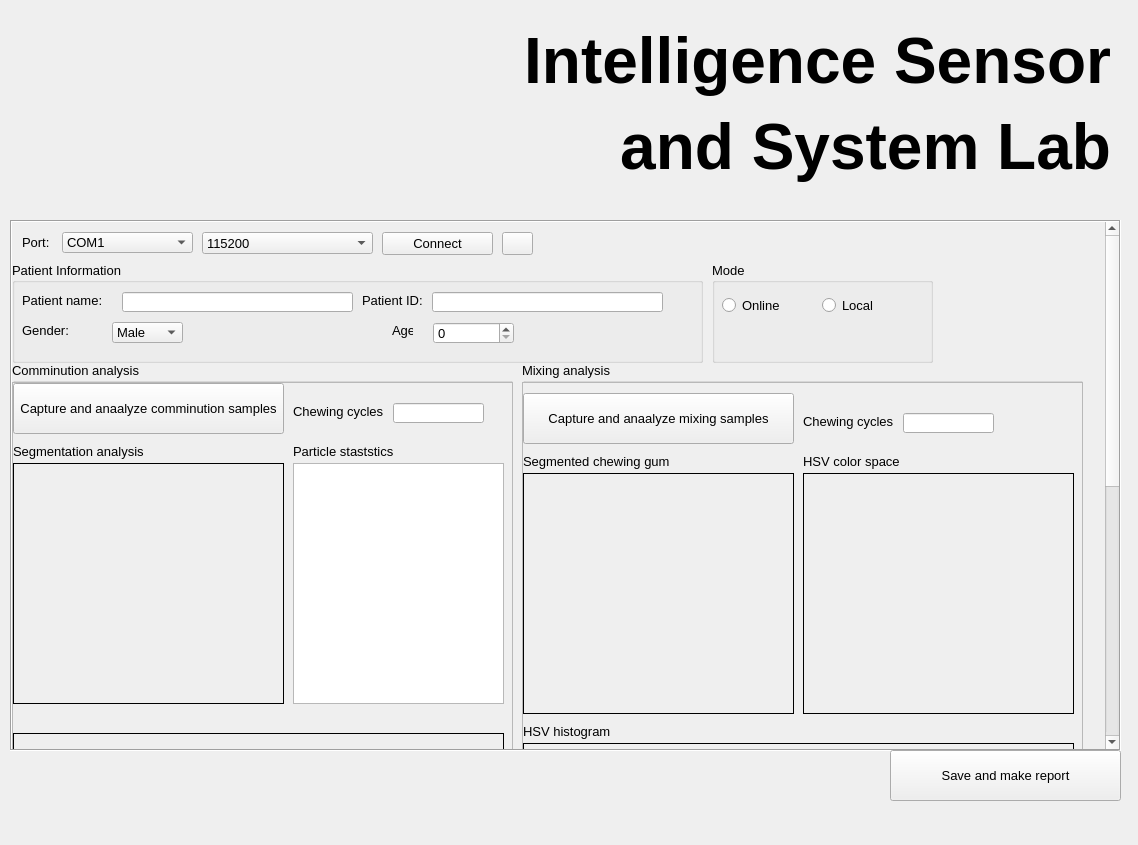
Above: view/main_window.ui from longbach2811/pmes-gui-app before the change. Below: the same form after it.
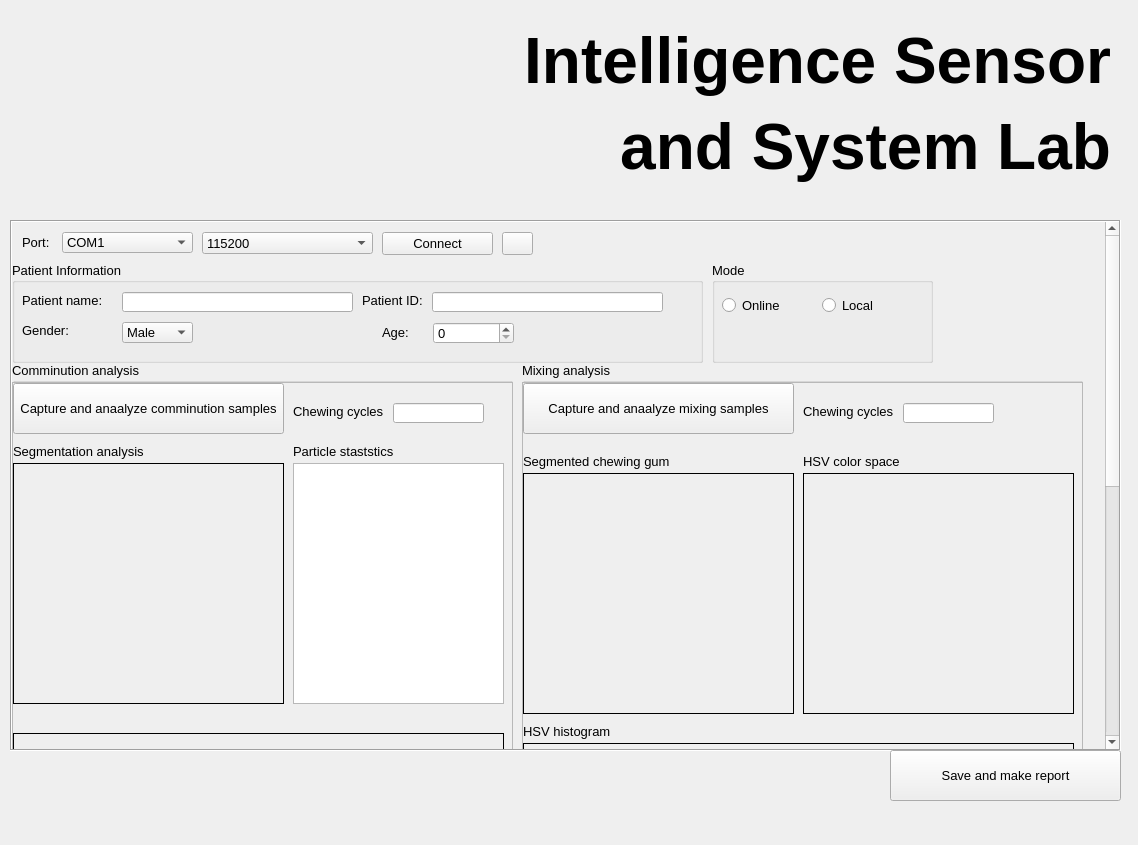
That is the form after the change. Icons and pictures are not drawn.

Diff of the .ui file:
```diff
--- a/view/main_window.ui
+++ b/view/main_window.ui
@@ -268,7 +268,7 @@
      <widget class="QComboBox" name="gender_cb">
       <property name="geometry">
        <rect>
-        <x>100</x>
+        <x>110</x>
         <y>60</y>
         <width>71</width>
         <height>21</height>
@@ -349,10 +349,10 @@
      <widget class="QLabel" name="label_5">
       <property name="geometry">
        <rect>
-        <x>380</x>
+        <x>370</x>
         <y>60</y>
-        <width>21</width>
-        <height>16</height>
+        <width>31</width>
+        <height>20</height>
        </rect>
       </property>
       <property name="sizePolicy">
@@ -995,7 +995,7 @@
         <property name="geometry">
          <rect>
           <x>0</x>
-          <y>10</y>
+          <y>0</y>
           <width>271</width>
           <height>51</height>
          </rect>
@@ -1019,7 +1019,7 @@
         <property name="geometry">
          <rect>
           <x>380</x>
-          <y>30</y>
+          <y>20</y>
           <width>91</width>
           <height>20</height>
          </rect>
@@ -1067,7 +1067,7 @@
         <property name="geometry">
          <rect>
           <x>280</x>
-          <y>30</y>
+          <y>20</y>
           <width>91</width>
           <height>16</height>
          </rect>
```
